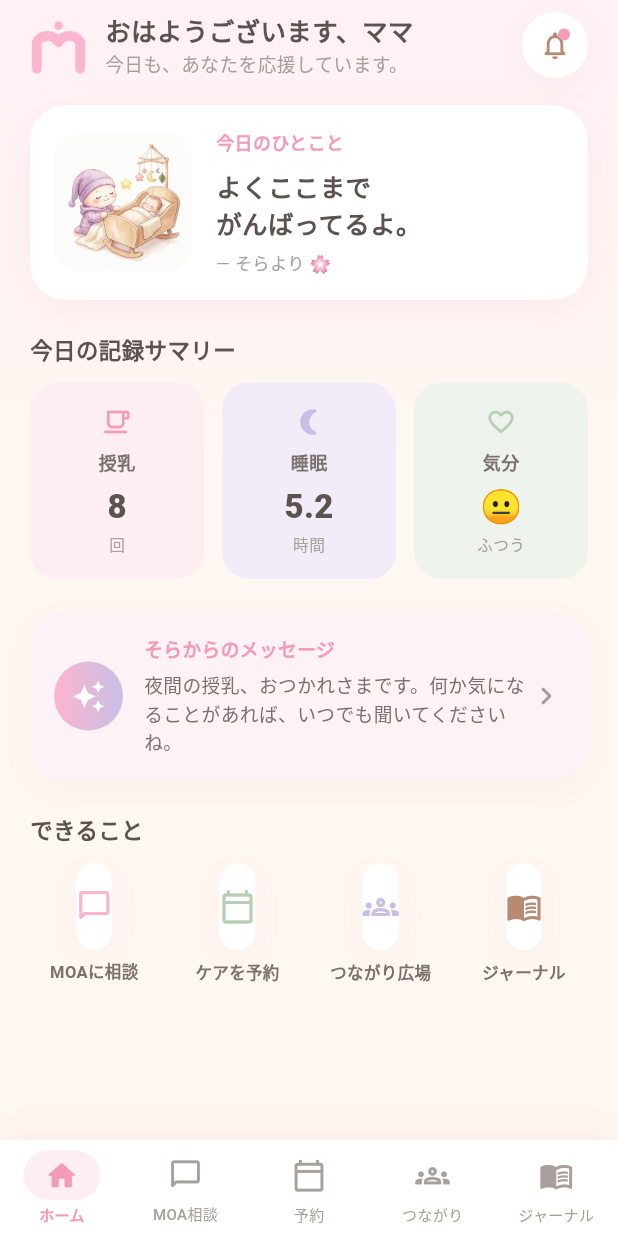
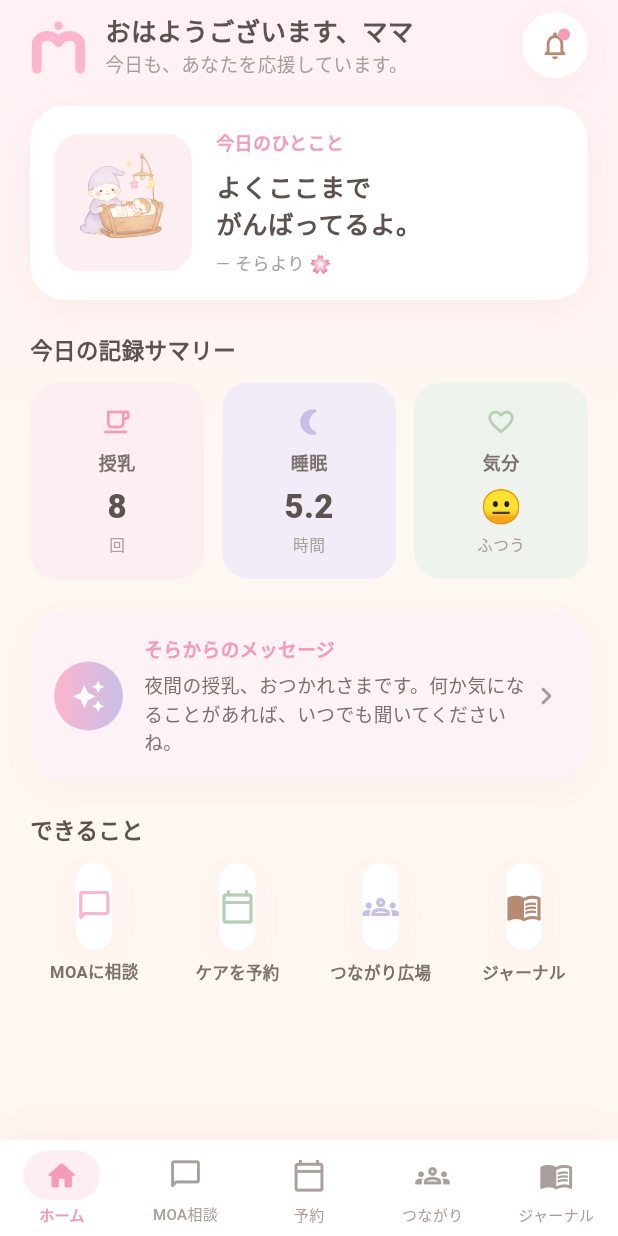
Before and after one commit to amane7/mamaz, a Flutter app: the screen it shows after launch, after a tap on "はじめる", on a phone screen of 412 x 824 dp. Run offline on Flutter 3.47's test engine with Material 3 defaults, Android fonts, the phone set to English and light mode, and no system bars; our stand-ins replace google_fonts, hive_flutter; accounts and stored records are empty.

Commit message:
Replace app icon and MOA mascot with new official artwork
- New MAMOA M logo (rounded pink figure) for app icon (Android mipmaps + web/favicon/PWA)
- New MOA character illustration (caregiver with cradle) for mascot
- Adjust mascot display to BoxFit.contain on onboarding and home screens

```diff
--- a/lib/screens/home_screen.dart
+++ b/lib/screens/home_screen.dart
@@ -133,7 +133,8 @@ class HomeScreen extends StatelessWidget {
               width: 92,
               height: 92,
               color: AppColors.cardPink,
-              child: Image.asset('assets/images/mascot.png', fit: BoxFit.cover),
+              padding: const EdgeInsets.all(6),
+              child: Image.asset('assets/images/mascot.png', fit: BoxFit.contain),
             ),
           ),
           const SizedBox(width: 16),
--- a/lib/screens/onboarding_screen.dart
+++ b/lib/screens/onboarding_screen.dart
@@ -56,14 +56,16 @@ class _OnboardingScreenState extends State<OnboardingScreen> {
                 const MamoaWordmark(logoSize: 48, fontSize: 30),
                 const SizedBox(height: 28),
                 Container(
+                  width: 220,
+                  height: 220,
                   decoration: BoxDecoration(
                     shape: BoxShape.circle,
+                    color: AppColors.cream,
                     boxShadow: AppShadows.soft,
                   ),
-                  child: ClipOval(
-                    child: Image.asset('assets/images/mascot.png',
-                        width: 200, height: 200, fit: BoxFit.cover),
-                  ),
+                  padding: const EdgeInsets.all(18),
+                  child: Image.asset('assets/images/mascot.png',
+                      fit: BoxFit.contain),
                 ),
                 const SizedBox(height: 28),
                 const Text('産後の不安に、\n温もりが届く。',
```
Also changed, not shown: assets/icon/app_icon.png, assets/images/app_icon.png, assets/images/mascot.png, 20 other files.
